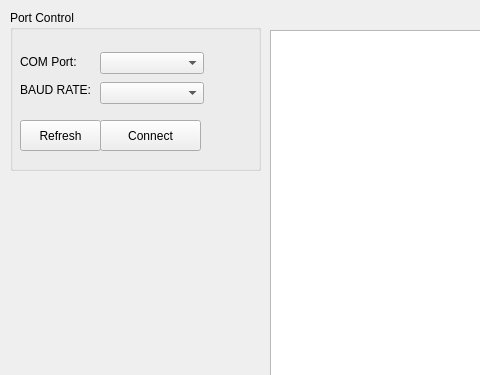
First picture: the form in MainWindow.ui, repository suakii/GSHSAT, before the edit; both pictures show x 0 to 480 and y 0 to 375 of the 1232 by 799 pixel window.
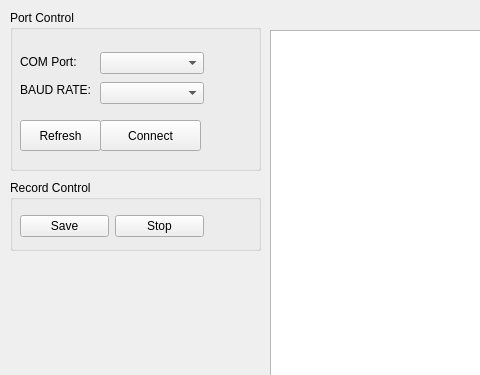
Second picture: the form after the edit. Custom widgets are drawn as their Qt base class.

The edit to the form file:
```diff
--- a/MainWindow.ui
+++ b/MainWindow.ui
@@ -114,6 +114,45 @@
      </rect>
     </property>
    </widget>
+   <widget class="QGroupBox" name="programControlGroup_2">
+    <property name="geometry">
+     <rect>
+      <x>10</x>
+      <y>180</y>
+      <width>251</width>
+      <height>71</height>
+     </rect>
+    </property>
+    <property name="title">
+     <string>Record Control</string>
+    </property>
+    <widget class="QWidget" name="">
+     <property name="geometry">
+      <rect>
+       <x>10</x>
+       <y>30</y>
+       <width>184</width>
+       <height>32</height>
+      </rect>
+     </property>
+     <layout class="QHBoxLayout" name="horizontalLayout">
+      <item>
+       <widget class="QPushButton" name="saveButton">
+        <property name="text">
+         <string>Save</string>
+        </property>
+       </widget>
+      </item>
+      <item>
+       <widget class="QPushButton" name="stopButton">
+        <property name="text">
+         <string>Stop</string>
+        </property>
+       </widget>
+      </item>
+     </layout>
+    </widget>
+   </widget>
   </widget>
   <widget class="QStatusBar" name="statusbar"/>
  </widget>
```
